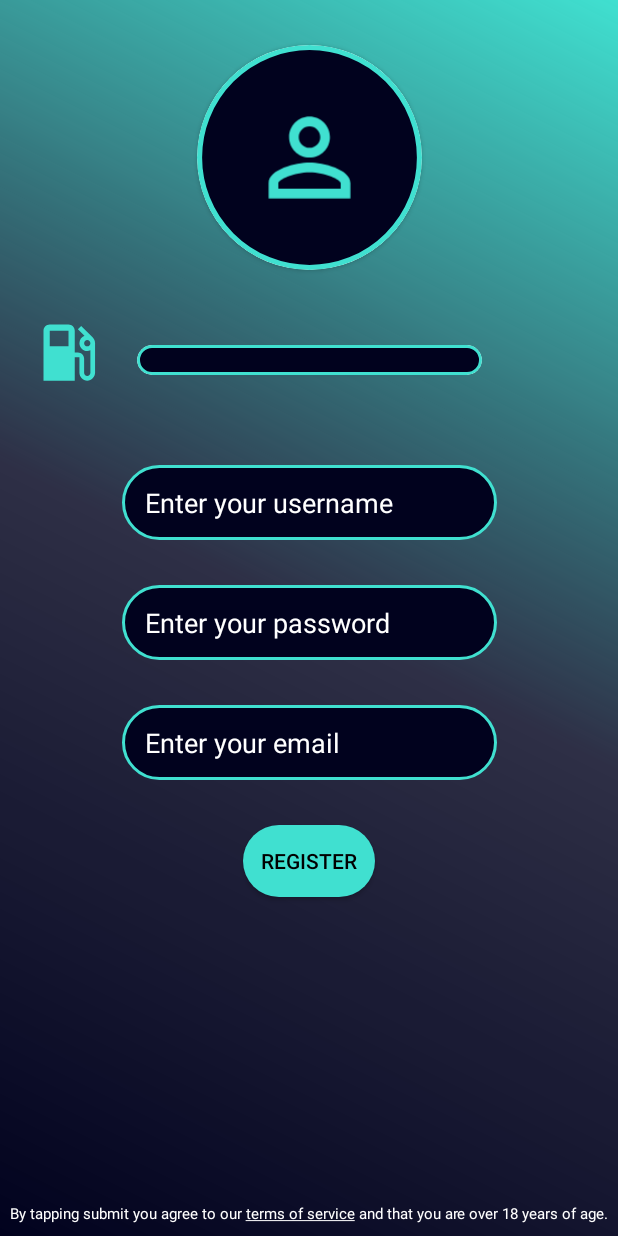
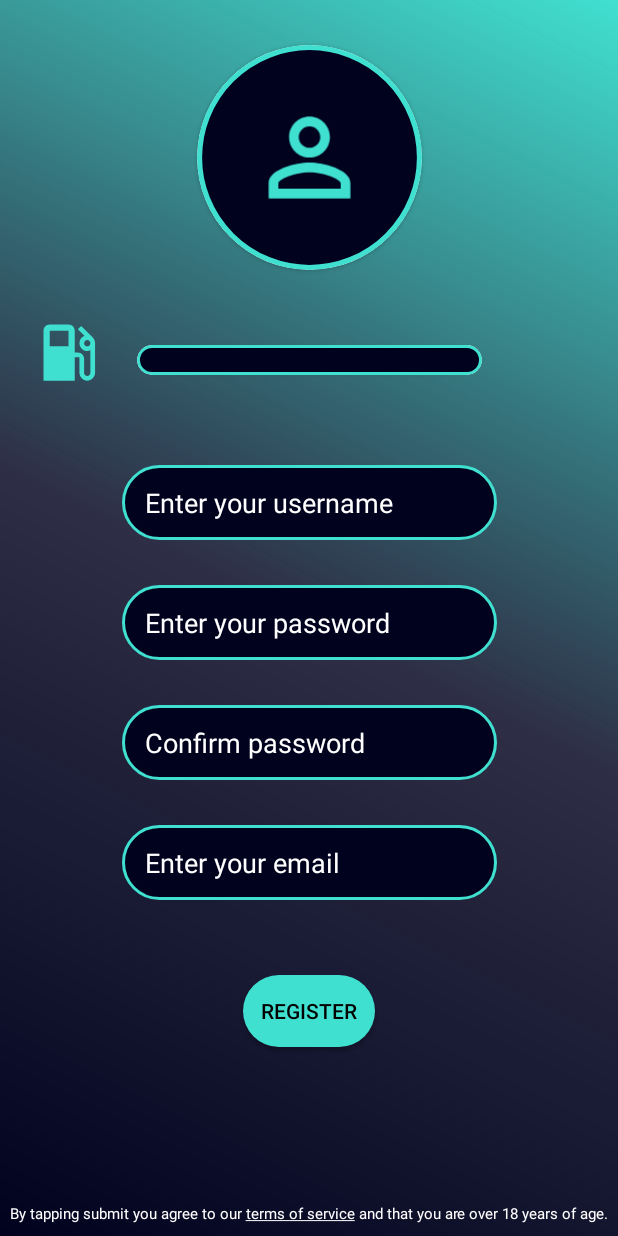
Before and after one commit to CHyett/SharedExpenseApp, an Android app: the layout register_fragment_rocket_animation.xml on its own in the app's theme, with its tools: preview values and no code run, on a phone screen of 412 x 824 dp. Run offline under Robolectric (Android 15) with nearby library versions, the phone set to English and light mode, and no system bars.

Commit message:
Fixed registration bug

```diff
--- a/Client/app/src/main/res/layout/register_fragment_rocket_animation.xml
+++ b/Client/app/src/main/res/layout/register_fragment_rocket_animation.xml
@@ -61,7 +61,6 @@
                 style="?android:attr/progressBarStyleHorizontal"
                 android:layout_width="match_parent"
                 android:layout_height="match_parent"
-                android:progress="@{viewmodel.liveProgress$app_debug}"
                 android:progressDrawable="@drawable/progress_bar" />
 
         </androidx.cardview.widget.CardView>
@@ -103,6 +102,17 @@
             app:layout_constraintTop_toBottomOf="@+id/register_username_edittext" />
 
         <EditText
+            android:id="@+id/register_confirm_password_edittext"
+            style="@style/register_fragment_edittext"
+            android:autofillHints="@string/register_screen_password_autofill"
+            android:hint="@string/register_confirm_password_edittext_hint"
+            android:inputType="textPassword"
+            android:layout_marginTop="@dimen/register_fragment_password_edittext_margin_top"
+            app:layout_constraintEnd_toEndOf="parent"
+            app:layout_constraintStart_toStartOf="parent"
+            app:layout_constraintTop_toBottomOf="@+id/register_password_edittext" />
+
+        <EditText
             android:id="@+id/register_email_edittext"
             style="@style/register_fragment_edittext"
             android:layout_marginTop="@dimen/register_fragment_email_edittext_margin_top"
@@ -112,12 +122,13 @@
             android:text="@={viewmodel.newUserEmail$app_debug}"
             app:layout_constraintEnd_toEndOf="parent"
             app:layout_constraintStart_toStartOf="parent"
-            app:layout_constraintTop_toBottomOf="@+id/register_password_edittext" />
+            app:layout_constraintTop_toBottomOf="@+id/register_confirm_password_edittext" />
 
         <Button
             android:id="@+id/register_fragment_submit_button"
             style="@style/register_fragment_submit_button"
             android:layout_marginTop="@dimen/register_fragment_submit_button_margin_top"
+            app:isEnabled="@{viewmodel.isRegistrationButtonEnabled$app_debug()}"
             app:layout_constraintEnd_toEndOf="parent"
             app:layout_constraintStart_toStartOf="parent"
             app:layout_constraintTop_toBottomOf="@+id/register_email_edittext" />
--- a/Client/app/src/main/res/values/dimens.xml
+++ b/Client/app/src/main/res/values/dimens.xml
@@ -32,7 +32,7 @@
     <dimen name="register_fragment_progress_bar_outer_padding">2dp</dimen>
     <dimen name="register_fragment_edittext_padding_left">15dp</dimen>
     <dimen name="register_fragment_email_edittext_margin_top">30dp</dimen>
-    <dimen name="register_fragment_submit_button_margin_top">30dp</dimen>
+    <dimen name="register_fragment_submit_button_margin_top">50dp</dimen>
     <dimen name="register_fragment_agreement_text_size">10sp</dimen>
     <dimen name="register_fragment_agreement_margin_bottom">8dp</dimen>
     <dimen name="register_fragment_inner_svg_size">20dp</dimen>
--- a/Client/app/src/main/res/values/strings.xml
+++ b/Client/app/src/main/res/values/strings.xml
@@ -21,7 +21,7 @@
     <string name="login_screen_password_autofill">Password</string>
 
     <!-- Strings used for register fragment -->
-    <string name="register_fragment_title">Register Here!</string>
+    <string name="register_confirm_password_edittext_hint">Confirm password</string>
     <string name="register_username_edittext_hint">Enter your username</string>
     <string name="register_password_edittext_hint">Enter your password</string>
     <string name="register_email_edittext_hint">Enter your email</string>
```
Also changed, not shown: Client/app/src/main/java/com/example/sharedexpenseapp/homepage/HomePageFragment.kt (+2 -10 lines), Client/app/src/main/java/com/example/sharedexpenseapp/login/LoginFragment.kt (+12 -4 lines), Client/app/src/main/java/com/example/sharedexpenseapp/mainactivity/MainActivityViewModel.kt (+13 -16 lines), Client/app/src/main/java/com/example/sharedexpenseapp/registration/RegisterFragment.kt (+11 -4 lines), Client/app/src/main/java/com/example/sharedexpenseapp/registration/RegisterViewModel.kt (+21 -19 lines), Client/app/src/main/res/layout/register_fragment.xml (+12 -1 lines).
